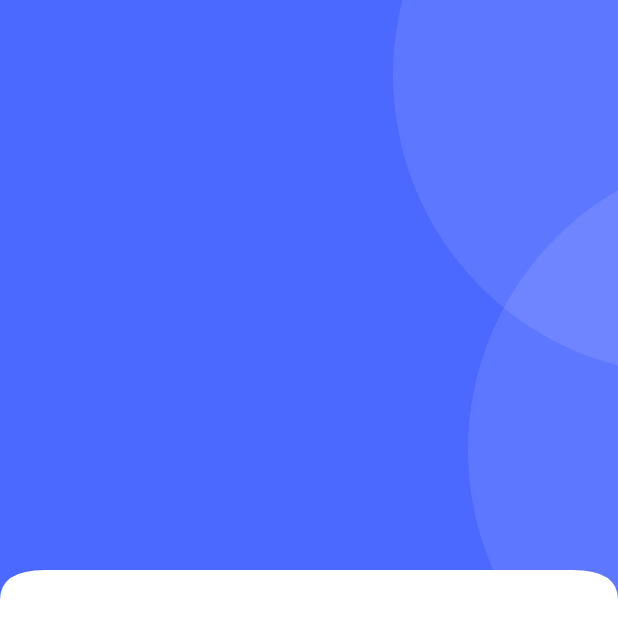
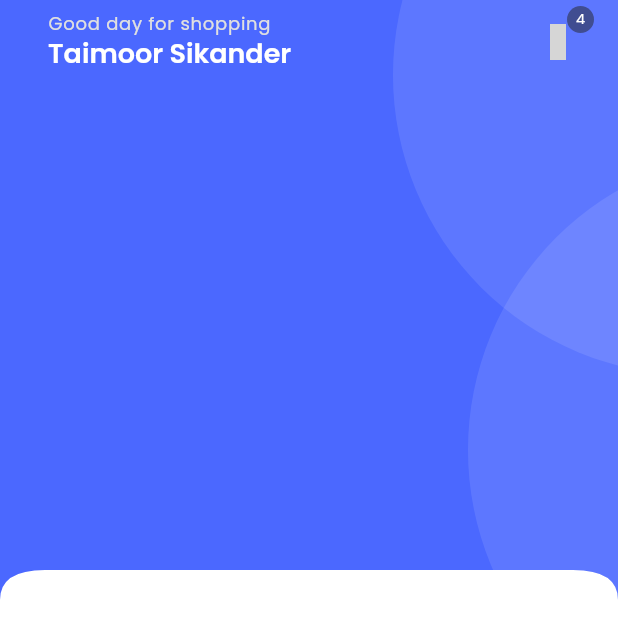
Before and after one commit to YhomiAce/flutter_ecommerce_app, a Flutter app: the HomeScreen screen opened directly, on a phone screen of 412 x 824 dp. Shown: the top 638 px of the screen. Run offline on Flutter 3.47's test engine with Material 3 defaults, Android fonts, the phone set to English and light mode, and no system bars; our stand-ins replace get, get_storage, iconsax, logger, smooth_page_indicator; accounts and stored records are empty; project files that could hold a hidden picture were left out; grey boxes are pictures that could not be loaded.

Commit message:
appbar widgets

```diff
--- /dev/null
+++ b/lib/common/widgets/appbar/appbar.dart
@@ -0,0 +1,48 @@
+// ignore_for_file: public_member_api_docs, sort_constructors_first
+import 'package:flutter/material.dart';
+
+import 'package:ecommerce_app/utils/constants/sizes.dart';
+import 'package:ecommerce_app/utils/device/device_utility.dart';
+import 'package:get/get.dart';
+import 'package:iconsax/iconsax.dart';
+
+class TAppBar extends StatelessWidget implements PreferredSizeWidget {
+  final Widget? title;
+  final bool showBackArrow;
+  final IconData? leadingIcon;
+  final List<Widget>? actions;
+  final VoidCallback? leadingOnPressed;
+
+  const TAppBar({
+    super.key,
+    this.title,
+    this.showBackArrow = false,
+    this.leadingIcon,
+    this.actions,
+    this.leadingOnPressed,
+  });
+
+  @override
+  Widget build(BuildContext context) {
+    return Padding(
+      padding: const EdgeInsets.symmetric(horizontal: TSizes.md),
+      child: AppBar(
+        automaticallyImplyLeading: false,
+        leading: showBackArrow
+            ? IconButton(
+                onPressed: () => Get.back(),
+                icon: const Icon(Iconsax.arrow_left))
+            : leadingIcon != null
+                ? IconButton(
+                    onPressed: leadingOnPressed, icon: Icon(leadingIcon))
+                : null,
+        title: title,
+        actions: actions,
+      ),
+    );
+  }
+
+  @override
+  // TODO: implement preferredSize
+  Size get preferredSize => Size.fromHeight(TDeviceUtils.getAppBarHeight());
+}
--- /dev/null
+++ b/lib/common/widgets/products/cart_menu_icon.dart
@@ -0,0 +1,50 @@
+
+import 'package:ecommerce_app/utils/constants/colors.dart';
+import 'package:flutter/material.dart';
+import 'package:iconsax/iconsax.dart';
+
+class CartMenuIcon extends StatelessWidget {
+  final VoidCallback onPressed;
+  final Color iconColor;
+
+  const CartMenuIcon({
+    super.key,
+    required this.onPressed,
+    required this.iconColor,
+  });
+
+  @override
+  Widget build(BuildContext context) {
+    return Stack(
+      children: [
+        IconButton(
+          onPressed: onPressed,
+          icon: Icon(
+            Iconsax.shopping_bag,
+            color: iconColor,
+          ),
+        ),
+        Positioned(
+          right: 0,
+          child: Container(
+            width: 18,
+            height: 18,
+            decoration: BoxDecoration(
+              color: TColors.black.withOpacity(0.5),
+              borderRadius: BorderRadius.circular(100),
+            ),
+            child: Center(
+              child: Text(
+                '4',
+                style: Theme.of(context)
+                    .textTheme
+                    .labelLarge!
+                    .apply(color: TColors.white, fontSizeFactor: 0.8),
+              ),
+            ),
+          ),
+        ),
+      ],
+    );
+  }
+}
--- a/lib/features/shop/screens/home/home.dart
+++ b/lib/features/shop/screens/home/home.dart
@@ -1,3 +1,4 @@
+import 'package:ecommerce_app/features/shop/screens/home/widgets/home_app_bar.dart';
 import 'package:ecommerce_app/features/shop/screens/home/widgets/primary_header_widget.dart';
 import 'package:flutter/material.dart';
 
@@ -6,12 +7,21 @@ class HomeScreen extends StatelessWidget {
 
   @override
   Widget build(BuildContext context) {
-    return Scaffold(
+    return const Scaffold(
       body: SingleChildScrollView(
         child: Column(
           children: [
             PrimaryHeaderContainer(
-              child: Container(),
+              child: Column(
+                children: [
+                  /// -- AppBar
+                  HomeAppBar(),
+
+                  /// -- SearchBar
+
+                  /// -- Categories
+                ],
+              ),
             ),
           ],
         ),
--- /dev/null
+++ b/lib/features/shop/screens/home/widgets/home_app_bar.dart
@@ -0,0 +1,43 @@
+
+import 'package:ecommerce_app/common/widgets/appbar/appbar.dart';
+import 'package:ecommerce_app/common/widgets/products/cart_menu_icon.dart';
+import 'package:ecommerce_app/utils/constants/colors.dart';
+import 'package:ecommerce_app/utils/constants/text_strings.dart';
+import 'package:flutter/material.dart';
+
+class HomeAppBar extends StatelessWidget {
+  const HomeAppBar({
+    super.key,
+  });
+
+  @override
+  Widget build(BuildContext context) {
+    return TAppBar(
+      title: Column(
+        crossAxisAlignment: CrossAxisAlignment.start,
+        children: [
+          Text(
+            TTexts.homeAppbarTitle,
+            style: Theme.of(context)
+                .textTheme
+                .labelMedium!
+                .apply(color: TColors.grey),
+          ),
+          Text(
+            TTexts.homeAppbarSubTitle,
+            style: Theme.of(context)
+                .textTheme
+                .headlineSmall!
+                .apply(color: TColors.white),
+          ),
+        ],
+      ),
+      actions: [
+        CartMenuIcon(
+          onPressed: () {},
+          iconColor: TColors.white,
+        ),
+      ],
+    );
+  }
+}
```
